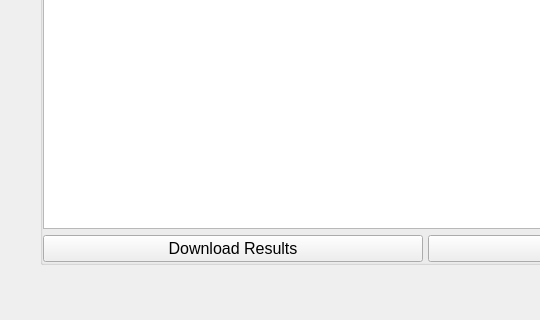
xli7654321/Neo-CYPi, file widgets/batch_page_content.ui: the form before one commit; both pictures show x 0 to 540 and y 322 to 642 of the 864 by 642 pixel window.
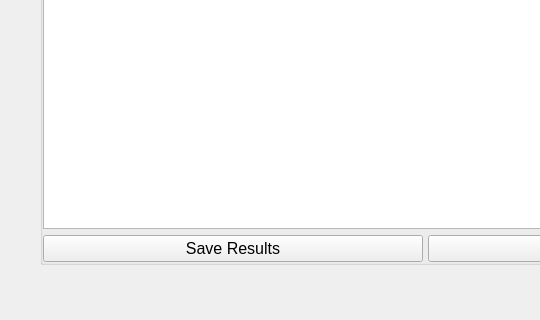
The form after the commit. Icons and pictures are not drawn.

Commit message: save results as csv

The edit to the form file:
```diff
--- a/widgets/batch_page_content.ui
+++ b/widgets/batch_page_content.ui
@@ -404,7 +404,7 @@
              </font>
             </property>
             <property name="text">
-             <string>Download Results</string>
+             <string>Save Results</string>
             </property>
            </widget>
           </item>
```
Left out of the diff: 2 changed lines with no effect on the pictures. The commit also changes 5 other files.
